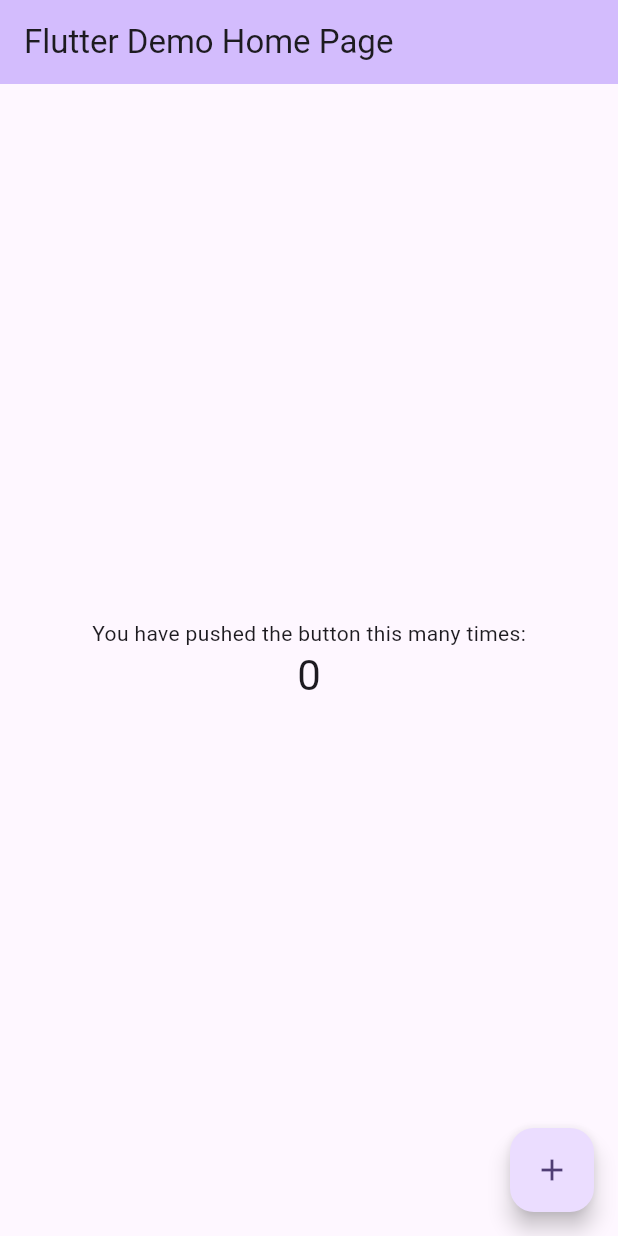
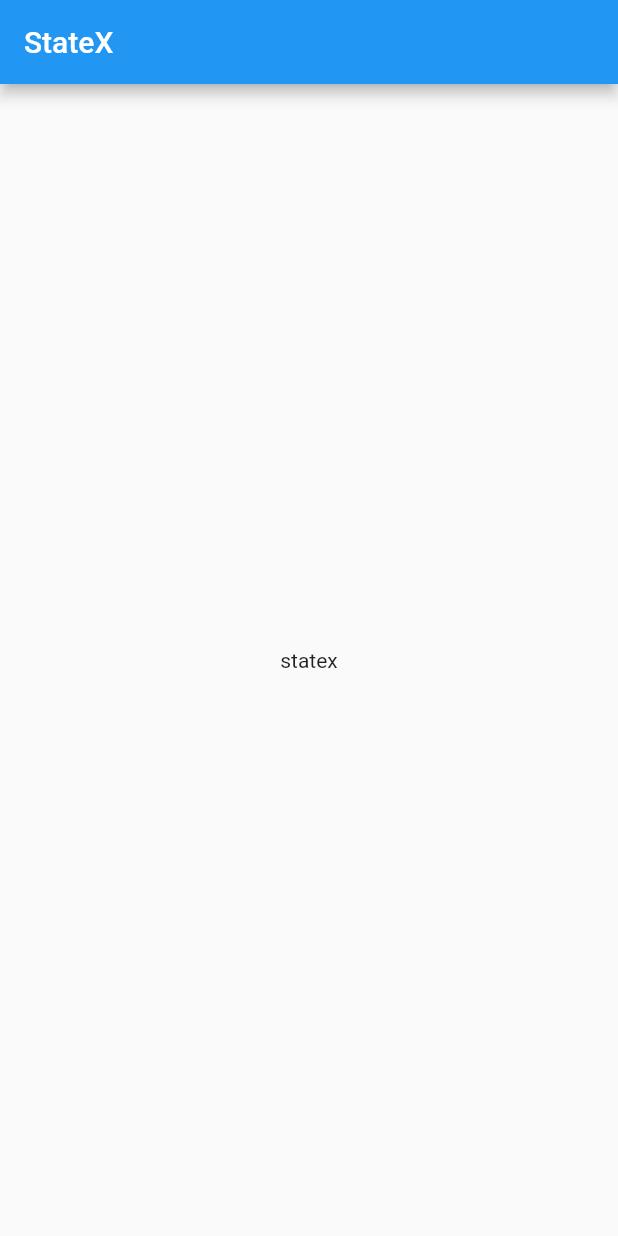
Before and after one commit to nesatalha/statex, a Flutter app: the screen it shows after launch, on a phone screen of 412 x 824 dp. Run offline on Flutter 3.47's test engine with Material 2 defaults, Android fonts, the phone set to English and light mode, and no system bars; our stand-ins replace bloc; network calls fail.

```diff
--- /dev/null
+++ b/lib/features/mission/bloc/mission_bloc.dart
@@ -0,0 +1,31 @@
+import 'dart:async';
+import 'dart:convert';
+import 'dart:developer';
+
+import 'package:bloc/bloc.dart';
+import 'package:meta/meta.dart';
+import 'package:http/http.dart' as http;
+import 'package:statex/features/mission/models/mission_model.dart';
+
+part 'mission_event.dart';
+part 'mission_state.dart';
+
+class MissionBloc extends Bloc<MissionEvent, MissionState> {
+  MissionBloc() : super(MissionInitial()) {
+    on<MissionInitialFetchEvent>(missionInitialFetchEvent);
+  }
+
+  FutureOr<void> missionInitialFetchEvent(MissionInitialFetchEvent event, Emitter<MissionState> emit) async {
+    try {
+      emit(MissionFetchLoadingState());
+      var res = await http.get(Uri.parse("https://api.spacexdata.com/v4/launches/latest"));
+      var decodedRes = jsonDecode(res.body);
+      log("API RESPONSE JSON =>>> \n $decodedRes");
+      MissionModel mission = MissionModel.fromJson(decodedRes);
+      emit(MissionFetchSuccessfullState(mission: mission));
+    } catch (e) {
+      log("error ==>> ${e.toString()}");
+      emit(MissionFetchErrorState(error: e.toString()));
+    }
+  }
+}
--- /dev/null
+++ b/lib/features/mission/bloc/mission_event.dart
@@ -0,0 +1,6 @@
+part of 'mission_bloc.dart';
+
+@immutable
+abstract class MissionEvent {}
+
+class MissionInitialFetchEvent extends MissionEvent{}
--- /dev/null
+++ b/lib/features/mission/bloc/mission_state.dart
@@ -0,0 +1,24 @@
+part of 'mission_bloc.dart';
+
+@immutable
+abstract class MissionState {}
+
+class MissionInitial extends MissionState {}
+
+class MissionFetchSuccessfullState extends MissionState {
+  final MissionModel mission;
+
+  MissionFetchSuccessfullState({
+    required this.mission
+  });
+}
+
+class MissionFetchLoadingState extends MissionState {}
+
+class MissionFetchErrorState extends MissionState {
+  final String error;
+
+  MissionFetchErrorState({
+    required this.error
+  });
+}
--- /dev/null
+++ b/lib/features/mission/models/mission_model.dart
@@ -0,0 +1,21 @@
+class MissionModel {
+  String name;
+  String patch;
+  String? details;
+  int flightNumber;
+
+  MissionModel({
+    required this.name,
+    required this.patch,
+    this.details,
+    required this.flightNumber,
+  });
+
+  factory MissionModel.fromJson(Map<String,dynamic> json) {
+    return MissionModel(
+      name: json["name"],
+      patch: json["patch"]["large"],
+      flightNumber: json["flight_number"],
+    );
+  }
+}
--- /dev/null
+++ b/lib/features/mission/ui/home_page.dart
@@ -0,0 +1,37 @@
+import 'package:flutter/material.dart';
+import 'package:statex/features/mission/bloc/mission_bloc.dart';
+
+class Home extends StatefulWidget {
+  const Home({super.key});
+
+  @override
+  State<Home> createState() => _HomeState();
+}
+
+class _HomeState extends State<Home> {
+
+  final MissionBloc missionBloc = MissionBloc();
+
+  @override
+  void initState() {
+    missionBloc.add(MissionInitialFetchEvent());
+    super.initState();
+  }
+
+  @override
+  Widget build(BuildContext context) {
+    return Scaffold(
+      appBar: AppBar(
+        title: const Text(
+          "StateX"
+        ),
+      ),
+      body: Center(
+        child: Text(
+          "statex"
+        ),
+      ),
+
+    );
+  }
+}
--- a/lib/main.dart
+++ b/lib/main.dart
@@ -1,110 +1,18 @@
 import 'package:flutter/material.dart';
+import 'package:statex/features/mission/ui/home_page.dart';
 
-void main() {
-  runApp(const MyApp());
+void main() async {
+  runApp(MyApp());
 }
 
 class MyApp extends StatelessWidget {
   const MyApp({super.key});
 
-  // This widget is the root of your application.
   @override
   Widget build(BuildContext context) {
-    return MaterialApp(
-      title: 'Flutter Demo',
-      theme: ThemeData(
-        colorScheme: ColorScheme.fromSeed(seedColor: Colors.deepPurple),
-        useMaterial3: true,
-      ),
-      home: const MyHomePage(title: 'Flutter Demo Home Page'),
+    return const MaterialApp(
+      debugShowCheckedModeBanner: false,
+      home: Home(),
     );
   }
 }
-
-class MyHomePage extends StatefulWidget {
-  const MyHomePage({super.key, required this.title});
-
-  // This widget is the home page of your application. It is stateful, meaning
-  // that it has a State object (defined below) that contains fields that affect
-  // how it looks.
-
-  // This class is the configuration for the state. It holds the values (in this
-  // case the title) provided by the parent (in this case the App widget) and
-  // used by the build method of the State. Fields in a Widget subclass are
-  // always marked "final".
-
-  final String title;
-
-  @override
-  State<MyHomePage> createState() => _MyHomePageState();
-}
-
-class _MyHomePageState extends State<MyHomePage> {
-  int _counter = 0;
-
-  void _incrementCounter() {
-    setState(() {
-      // This call to setState tells the Flutter framework that something has
-      // changed in this State, which causes it to rerun the build method below
-      // so that the display can reflect the updated values. If we changed
-      // _counter without calling setState(), then the build method would not be
-      // called again, and so nothing would appear to happen.
-      _counter++;
-    });
-  }
-
-  @override
-  Widget build(BuildContext context) {
-    // This method is rerun every time setState is called, for instance as done
-    // by the _incrementCounter method above.
-    //
-    // The Flutter framework has been optimized to make rerunning build methods
-    // fast, so that you can just rebuild anything that needs updating rather
-    // than having to individually change instances of widgets.
-    return Scaffold(
-      appBar: AppBar(
-        // TRY THIS: Try changing the color here to a specific color (to
-        // Colors.amber, perhaps?) and trigger a hot reload to see the AppBar
-        // change color while the other colors stay the same.
-        backgroundColor: Theme.of(context).colorScheme.inversePrimary,
-        // Here we take the value from the MyHomePage object that was created by
-        // the App.build method, and use it to set our appbar title.
-        title: Text(widget.title),
-      ),
-      body: Center(
-        // Center is a layout widget. It takes a single child and positions it
-        // in the middle of the parent.
-        child: Column(
-          // Column is also a layout widget. It takes a list of children and
-          // arranges them vertically. By default, it sizes itself to fit its
-          // children horizontally, and tries to be as tall as its parent.
-          //
-          // Column has various properties to control how it sizes itself and
-          // how it positions its children. Here we use mainAxisAlignment to
-          // center the children vertically; the main axis here is the vertical
-          // axis because Columns are vertical (the cross axis would be
-          // horizontal).
-          //
-          // TRY THIS: Invoke "debug painting" (choose the "Toggle Debug Paint"
-          // action in the IDE, or press "p" in the console), to see the
-          // wireframe for each widget.
-          mainAxisAlignment: MainAxisAlignment.center,
-          children: <Widget>[
-            const Text(
-              'You have pushed the button this many times:',
-            ),
-            Text(
-              '$_counter',
-              style: Theme.of(context).textTheme.headlineMedium,
-            ),
-          ],
-        ),
-      ),
-      floatingActionButton: FloatingActionButton(
-        onPressed: _incrementCounter,
-        tooltip: 'Increment',
-        child: const Icon(Icons.add),
-      ), // This trailing comma makes auto-formatting nicer for build methods.
-    );
-  }
-}
--- a/pubspec.yaml
+++ b/pubspec.yaml
@@ -30,7 +30,9 @@ environment:
 dependencies:
   flutter:
     sdk: flutter
-
+  bloc:
+  flutter_bloc:
+  http:
 
   # The following adds the Cupertino Icons font to your application.
   # Use with the CupertinoIcons class for iOS style icons.
```
